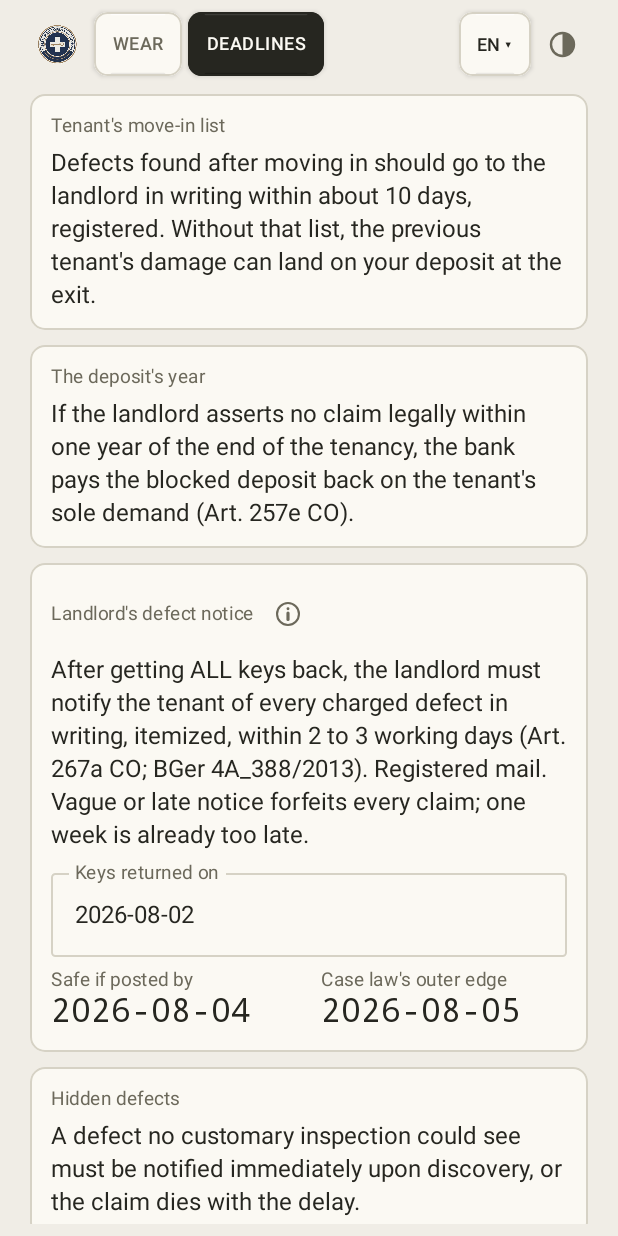
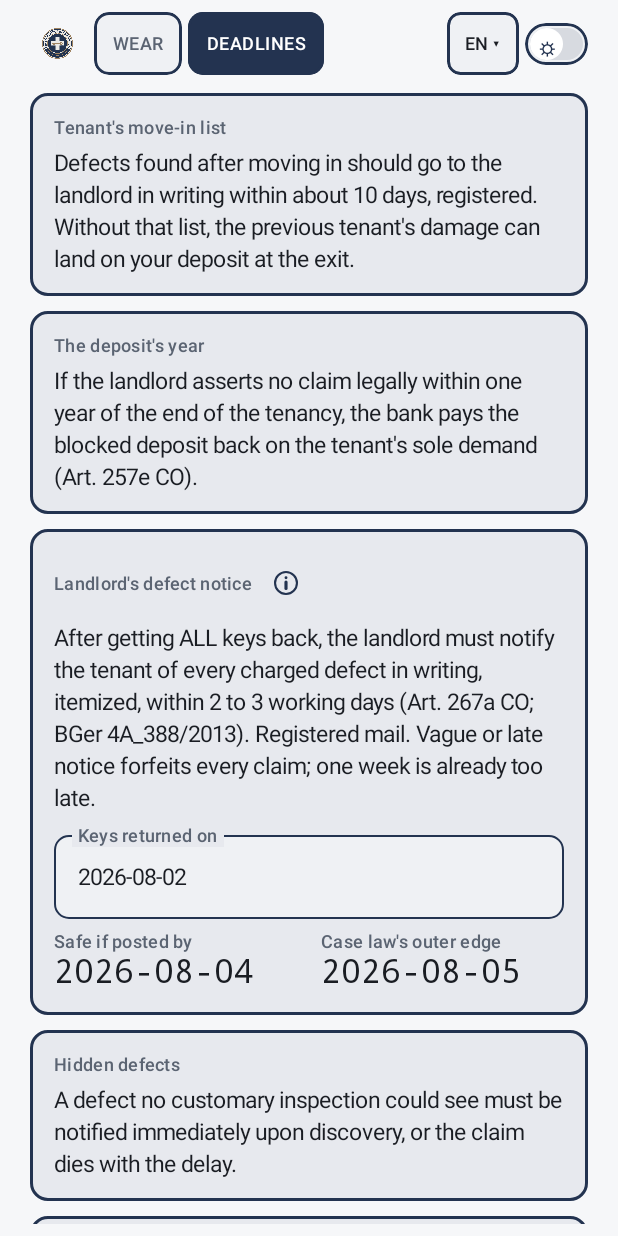
Before and after one commit to alp78/limen, an Android app built with Jetpack Compose: the screen it shows after launch (MainActivity), after a tap on "DEADLINES", on a phone screen of 412 x 824 dp. Run offline under Robolectric (Android 15) with nearby library versions, the phone set to English and light mode, and no system bars; pictures from the network do not load; 3 other taps on this screen came first.

Commit message:
Apply Limen grey and navy redesign

```diff
--- a/app/src/main/java/dev/verso/limen/theme/Theme.kt
+++ b/app/src/main/java/dev/verso/limen/theme/Theme.kt
@@ -19,20 +19,17 @@ import androidx.compose.ui.unit.dp
 import androidx.compose.ui.unit.sp
 
 /**
- * The corridor and the document, almost colourless.
- *
- * A handover happens in an empty flat: plaster walls, bare floors, a paper protocol on a
- * windowsill. Day is ink on warm plaster; night inverts to bone on a dark stairwell.
- * Hierarchy is carried by size and weight, and the one colour is [seal], a deep enamel
- * green, and it means exactly one thing: this part of the record is signed, agreed,
- * settled. A defect is not red and a draft is not grey; only settledness wears colour,
- * because in this instrument the signature is the whole point.
+ * The product palette sampled from the Limen identity system. Both schemes stay neutral
+ * grey, while the mark's navy becomes the consistent outline and action colour.
  */
 @Immutable
 data class LimenColors(
   val plate: Color,
   val plateRaised: Color,
+  val input: Color,
   val plateEdge: Color,
+  val actionOutline: Color,
+  val action: Color,
   /** All lettering. A fact, never a status. */
   val ink: Color,
   val inkDim: Color,
@@ -42,30 +39,54 @@ data class LimenColors(
   val seal: Color,
   /** Lettering on a [seal] fill. */
   val onSeal: Color,
+  val warning: Color,
+  val warningOutline: Color,
+  val danger: Color,
+  val dangerOutline: Color,
+  val disabled: Color,
+  val disabledInk: Color,
   val isDark: Boolean,
 )
 
 val Day = LimenColors(
-  plate = Color(0xFFF0EDE6),
-  plateRaised = Color(0xFFFBF9F3),
-  plateEdge = Color(0xFFD6D2C5),
-  ink = Color(0xFF262620),
-  inkDim = Color(0xFF6C695B),
-  onInk = Color(0xFFFBF9F3),
-  seal = Color(0xFF175E54),
-  onSeal = Color(0xFFFBF9F3),
+  plate = Color(0xFFF6F7F9),
+  plateRaised = Color(0xFFE7E9EE),
+  input = Color(0xFFEFF1F4),
+  plateEdge = Color(0xFFD7DAE0),
+  actionOutline = Color(0xFF233350),
+  action = Color(0xFF233350),
+  ink = Color(0xFF1A1D23),
+  inkDim = Color(0xFF5B6472),
+  onInk = Color.White,
+  seal = Color(0xFF233350),
+  onSeal = Color.White,
+  warning = Color(0xFFFCEBD2),
+  warningOutline = Color(0xFFB26A00),
+  danger = Color(0xFFFDE8E8),
+  dangerOutline = Color(0xFFC94242),
+  disabled = Color(0xFFE7E9EE),
+  disabledInk = Color(0xFFA7ADB8),
   isDark = false,
 )
 
 val Night = LimenColors(
-  plate = Color(0xFF1D1E1A),
-  plateRaised = Color(0xFF272822),
-  plateEdge = Color(0xFF3C3E35),
-  ink = Color(0xFFE9E7DD),
-  inkDim = Color(0xFF9C9A8B),
-  onInk = Color(0xFF1D1E1A),
-  seal = Color(0xFF63BCA6),
-  onSeal = Color(0xFF1D1E1A),
+  plate = Color(0xFF1C1F24),
+  plateRaised = Color(0xFF2A2D33),
+  input = Color(0xFF24272D),
+  plateEdge = Color(0xFF3A3E46),
+  actionOutline = Color(0xFF7C93C4),
+  action = Color(0xFF4863A0),
+  ink = Color(0xFFF2F3F5),
+  inkDim = Color(0xFFA7ADB8),
+  onInk = Color.White,
+  seal = Color(0xFF4863A0),
+  onSeal = Color.White,
+  warning = Color(0xFF3A2D1C),
+  warningOutline = Color(0xFFFFB74D),
+  danger = Color(0xFF3B262A),
+  dangerOutline = Color(0xFFFF7878),
+  disabled = Color(0xFF2A2D33),
+  disabledInk = Color(0xFF5B6472),
   isDark = true,
 )
 
@@ -79,13 +100,13 @@ object Limen {
 private fun LimenColors.toScheme() =
   if (isDark) {
     darkColorScheme(
-      primary = ink,
+      primary = action,
       onPrimary = onInk,
-      primaryContainer = inkDim,
-      onPrimaryContainer = ink,
-      secondary = inkDim,
-      onSecondary = plate,
-      secondaryContainer = plateEdge,
+      primaryContainer = action,
+      onPrimaryContainer = onInk,
+      secondary = actionOutline,
+      onSecondary = ink,
+      secondaryContainer = input,
       onSecondaryContainer = ink,
       tertiary = seal,
       onTertiary = onSeal,
@@ -93,19 +114,19 @@ private fun LimenColors.toScheme() =
       onBackground = ink,
       surface = plateRaised,
       onSurface = ink,
-      surfaceVariant = plateEdge,
+      surfaceVariant = input,
       onSurfaceVariant = inkDim,
-      outline = plateEdge,
+      outline = actionOutline,
     )
   } else {
     lightColorScheme(
-      primary = ink,
+      primary = action,
       onPrimary = onInk,
-      primaryContainer = inkDim,
-      onPrimaryContainer = ink,
-      secondary = inkDim,
-      onSecondary = plateRaised,
-      secondaryContainer = plateEdge,
+      primaryContainer = action,
+      onPrimaryContainer = onInk,
+      secondary = actionOutline,
+      onSecondary = onInk,
+      secondaryContainer = input,
       onSecondaryContainer = ink,
       tertiary = seal,
       onTertiary = onSeal,
@@ -113,58 +134,59 @@ private fun LimenColors.toScheme() =
       onBackground = ink,
       surface = plateRaised,
       onSurface = ink,
-      surfaceVariant = plateEdge,
+      surfaceVariant = input,
       onSurfaceVariant = inkDim,
-      outline = plateEdge,
+      outline = actionOutline,
     )
   }
 
 private val DocumentShapes =
   Shapes(
-    extraSmall = RoundedCornerShape(3.dp),
-    small = RoundedCornerShape(6.dp),
-    medium = RoundedCornerShape(10.dp),
-    large = RoundedCornerShape(14.dp),
-    extraLarge = RoundedCornerShape(18.dp),
+    extraSmall = RoundedCornerShape(6.dp),
+    small = RoundedCornerShape(10.dp),
+    medium = RoundedCornerShape(12.dp),
+    large = RoundedCornerShape(16.dp),
+    extraLarge = RoundedCornerShape(22.dp),
   )
 
 /**
- * Monospace where figures are read against each other: meter readings, key counts, dates,
- * the Zeitwert arithmetic. Sans for prose. A protocol is a document; it should set like one.
+ * Clear sans hierarchy for field work, with monospaced figures where readings and dates need
+ * to line up at a glance.
  */
 private val DocumentTypography =
   Typography(
     displayLarge = TextStyle(
-      fontFamily = FontFamily.Monospace,
-      fontWeight = FontWeight.Light,
-      fontSize = 64.sp,
-      letterSpacing = (-1).sp,
+      fontFamily = FontFamily.SansSerif,
+      fontWeight = FontWeight.Bold,
+      fontSize = 42.sp,
+      letterSpacing = (-0.5).sp,
     ),
     titleMedium = TextStyle(
-      fontFamily = FontFamily.Monospace,
-      fontWeight = FontWeight.SemiBold,
-      fontSize = 18.sp,
+      fontFamily = FontFamily.SansSerif,
+      fontWeight = FontWeight.Bold,
+      fontSize = 21.sp,
     ),
     bodyLarge = TextStyle(
       fontFamily = FontFamily.SansSerif,
-      fontSize = 17.sp,
-      lineHeight = 24.sp,
+      fontSize = 16.sp,
+      lineHeight = 23.sp,
     ),
     bodyMedium = TextStyle(
       fontFamily = FontFamily.SansSerif,
-      fontSize = 16.sp,
-      lineHeight = 22.sp,
+      fontSize = 15.sp,
+      lineHeight = 21.sp,
     ),
     labelLarge = TextStyle(
       fontFamily = FontFamily.SansSerif,
-      fontWeight = FontWeight.SemiBold,
+      fontWeight = FontWeight.Bold,
       fontSize = 13.sp,
-      letterSpacing = 0.6.sp,
+      letterSpacing = 0.3.sp,
     ),
     labelSmall = TextStyle(
       fontFamily = FontFamily.SansSerif,
-      fontSize = 12.5.sp,
-      letterSpacing = 0.4.sp,
+      fontWeight = FontWeight.Medium,
+      fontSize = 12.sp,
+      letterSpacing = 0.2.sp,
     ),
   )
 
--- a/app/src/main/java/dev/verso/limen/ui/AppHeader.kt
+++ b/app/src/main/java/dev/verso/limen/ui/AppHeader.kt
@@ -1,12 +1,12 @@
 package dev.verso.limen.ui
 
-import androidx.compose.foundation.Canvas
 import androidx.compose.foundation.background
 import androidx.compose.foundation.clickable
 import androidx.compose.foundation.layout.Box
 import androidx.compose.foundation.layout.Row
 import androidx.compose.foundation.layout.Spacer
 import androidx.compose.foundation.layout.fillMaxWidth
+import androidx.compose.foundation.layout.height
 import androidx.compose.foundation.layout.padding
 import androidx.compose.foundation.layout.size
 import androidx.compose.foundation.layout.width
@@ -18,9 +18,7 @@ import androidx.compose.runtime.Composable
 import androidx.compose.ui.Alignment
 import androidx.compose.ui.Modifier
 import androidx.compose.ui.draw.clip
-import androidx.compose.ui.geometry.Offset
-import androidx.compose.ui.geometry.Size
-import androidx.compose.ui.graphics.drawscope.Stroke
+import androidx.compose.ui.text.font.FontWeight
 import androidx.compose.ui.unit.dp
 import dev.verso.limen.theme.Limen
 
@@ -55,29 +53,32 @@ private fun ModePill(label: String, active: Boolean, onSelect: () -> Unit) {
   Chip(label, active = active, enabled = !active, onPress = onSelect)
 }
 
-/**
- * Day/night. A half-filled disc: the one glyph that means contrast rather than standing
- * for a sun or a moon, and it stays legible at this size in either scheme.
- */
+/** Compact light/dark switch matching the shared outlined control language. */
 @Composable
 fun ThemeToggle(dark: Boolean, onToggle: () -> Unit) {
-  val ink = Limen.colors.inkDim
-  Canvas(
-    Modifier
-      .size(34.dp)
-      .clip(CircleShape)
-      .clickable(onClick = onToggle)
-      .padding(9.dp)
-  ) {
-    val r = size.minDimension / 2f
-    drawCircle(color = ink, radius = r, style = Stroke(width = 1.6f * density))
-    drawArc(
-      color = ink,
-      startAngle = if (dark) 90f else 270f,
-      sweepAngle = 180f,
-      useCenter = true,
-      topLeft = Offset(center.x - r, center.y - r),
-      size = Size(r * 2, r * 2),
-    )
+  KeySurface(shape = RoundedCornerShape(20.dp), onPress = onToggle) {
+    Box(
+      Modifier
+        .width(42.dp)
+        .height(28.dp)
+        .padding(3.dp)
+        .clip(CircleShape)
+        .background(if (dark) Limen.colors.action else Limen.colors.plateEdge),
+    ) {
+      Box(
+        Modifier
+          .size(22.dp)
+          .align(if (dark) Alignment.CenterEnd else Alignment.CenterStart)
+          .clip(CircleShape)
+          .background(Limen.colors.onInk),
+      ) {
+        Text(
+          if (dark) "☾" else "☼",
+          fontWeight = FontWeight.Bold,
+          color = Limen.colors.actionOutline,
+          modifier = Modifier.align(Alignment.Center),
+        )
+      }
+    }
   }
 }
--- a/app/src/main/java/dev/verso/limen/ui/Components.kt
+++ b/app/src/main/java/dev/verso/limen/ui/Components.kt
@@ -3,7 +3,6 @@ package dev.verso.limen.ui
 import androidx.compose.animation.core.Animatable
 import androidx.compose.animation.core.LinearOutSlowInEasing
 import androidx.compose.animation.core.Spring
-import androidx.compose.animation.core.animateDpAsState
 import androidx.compose.animation.core.animateFloatAsState
 import androidx.compose.animation.core.spring
 import androidx.compose.animation.core.tween
@@ -44,9 +43,7 @@ import androidx.compose.ui.Alignment
 import androidx.compose.ui.Modifier
 import androidx.compose.ui.draw.clip
 import androidx.compose.ui.draw.drawBehind
-import androidx.compose.ui.draw.shadow
 import androidx.compose.ui.geometry.Offset
-import androidx.compose.ui.graphics.Color
 import androidx.compose.ui.graphics.StrokeCap
 import androidx.compose.ui.graphics.drawscope.Stroke
 import androidx.compose.ui.graphics.graphicsLayer
@@ -77,7 +74,7 @@ fun InfoTip(tip: Tip, target: androidx.compose.ui.unit.Dp = 40.dp) {
   val state = rememberTooltipState(isPersistent = true)
   val scope = rememberCoroutineScope()
   val play = rememberTick()
-  val tint = Limen.colors.inkDim
+  val tint = Limen.colors.actionOutline
   val text = tip.lead
   TooltipBox(
     positionProvider =
@@ -153,12 +150,12 @@ fun Revealed(key: Any?, modifier: Modifier = Modifier, content: @Composable () -
   LaunchedEffect(key) {
     progress.animateTo(0f, animationSpec = tween(durationMillis = 700, easing = LinearOutSlowInEasing))
   }
-  val wash = Limen.colors.ink.copy(alpha = 0.09f * progress.value)
-  val edge = Limen.colors.ink.copy(alpha = 0.55f * progress.value)
+  val wash = Limen.colors.actionOutline.copy(alpha = 0.08f * progress.value)
+  val edge = Limen.colors.actionOutline.copy(alpha = 0.60f * progress.value)
   Box(
     modifier
       .fillMaxWidth()
-      .clip(RoundedCornerShape(8.dp))
+      .clip(RoundedCornerShape(12.dp))
       .background(wash)
       .drawBehind {
         // The marker: full height at the start, retracting upward as the wash fades.
@@ -185,9 +182,9 @@ fun Panel(label: String, info: Tip? = null, content: @Composable () -> Unit) {
   Column(
     Modifier
       .fillMaxWidth()
-      .background(Limen.colors.plateRaised, RoundedCornerShape(10.dp))
-      .border(1.dp, Limen.colors.plateEdge, RoundedCornerShape(10.dp))
-      .padding(14.dp)
+      .background(Limen.colors.plateRaised, RoundedCornerShape(12.dp))
+      .border(1.5.dp, Limen.colors.actionOutline, RoundedCornerShape(12.dp))
+      .padding(16.dp)
   ) {
     Row(verticalAlignment = Alignment.CenterVertically) {
       Text(label, style = MaterialTheme.typography.labelSmall, color = Limen.colors.inkDim)
@@ -201,12 +198,7 @@ fun Panel(label: String, info: Tip? = null, content: @Composable () -> Unit) {
   }
 }
 
-/**
- * The pressable surface every key and chip sits on: a softly embossed plate that lifts a
- * hair off the paper, presses down under the finger, and springs back. The emboss is a
- * light inner edge along the top and a shade along the bottom, no gradient anywhere; the
- * press is a scale and the shadow settling, which is what a real key does.
- */
+/** The shared outlined control surface used by every actionable element. */
 @Composable
 fun KeySurface(
   modifier: Modifier = Modifier,
@@ -220,20 +212,21 @@ fun KeySurface(
   val play = rememberTick()
   val interaction = remember { MutableInteractionSource() }
   val pressed by interaction.collectIsPressedAsState()
-  // Stiff and barely bouncy on purpose. The earlier spring took about a third of a second
-  // to settle, and a key still moving when the screen has already changed reads as the app
-  // being slow to answer rather than as the key being springy.
   val scale by animateFloatAsState(
-    targetValue = if (pressed && enabled) 0.955f else 1f,
-    animationSpec = spring(dampingRatio = Spring.DampingRatioLowBouncy, stiffness = Spring.StiffnessHigh),
+    targetValue = if (pressed && enabled) 0.98f else 1f,
+    animationSpec = spring(dampingRatio = Spring.DampingRatioNoBouncy, stiffness = Spring.StiffnessHigh),
     label = "keyScale",
   )
-  val lift by animateDpAsState(
-    targetValue = if (pressed && enabled) 0.dp else 2.dp,
-    animationSpec = spring(dampingRatio = Spring.DampingRatioNoBouncy, stiffness = Spring.StiffnessHigh),
-    label = "keyLift",
-  )
-  val corner = 12f
+  val fill = when {
+    !enabled && !active -> Limen.colors.disabled
+    active -> Limen.colors.action
+    else -> Limen.colors.input
+  }
+  val outline = when {
+    !enabled && !active -> Limen.colors.plateEdge
+    active -> Limen.colors.action
+    else -> Limen.colors.actionOutline
+  }
   Box(
     modifier
       .graphicsLayer {
@@ -241,18 +234,9 @@ fun KeySurface(
         scaleY = scale
         alpha = if (enabled || active) 1f else 0.45f
       }
-      .shadow(lift, shape, clip = false)
       .clip(shape)
-      .background(if (active) Limen.colors.ink else Limen.colors.plateRaised)
-      .border(1.dp, if (active) Limen.colors.ink else Limen.colors.plateEdge, shape)
-      .drawBehind {
-        // The emboss: a light edge where the light lands, a shade where it leaves.
-        val inset = corner * density
-        val hi = if (active) Color.White.copy(alpha = 0.10f) else Color.White.copy(alpha = 0.75f)
-        val lo = if (active) Color.Black.copy(alpha = 0.25f) else Color.Black.copy(alpha = 0.07f)
-        drawLine(hi, Offset(inset, 1.2f * density), Offset(size.width - inset, 1.2f * density), 2f * density, StrokeCap.Round)
-        drawLine(lo, Offset(inset, size.height - 1.2f * density), Offset(size.width - inset, size.height - 1.2f * density), 2f * density, StrokeCap.Round)
-      }
+      .background(fill)
+      .border(1.5.dp, outline, shape)
       .clickable(enabled = enabled, interactionSource = interaction, indication = null) {
         play(tick)
         onPress()
@@ -263,7 +247,7 @@ fun KeySurface(
   }
 }
 
-/** A transport-sized key. Active means engaged: it fills with ink, never with the seal green. */
+/** A transport-sized primary action. */
 @Composable
 fun BigKey(
   label: String,
@@ -277,7 +261,7 @@ fun BigKey(
     modifier,
     active = active,
     enabled = enabled,
-    shape = RoundedCornerShape(14.dp),
+    shape = RoundedCornerShape(12.dp),
     tick = tick,
     onPress = onPress,
   ) {
@@ -295,7 +279,7 @@ fun BigKey(
   }
 }
 
-/** The transport keys' smaller sibling: same plate, room for three in a row. */
+/** The transport keys' smaller sibling, outlined for secondary actions. */
 @Composable
 fun SmallKey(
   label: String,
@@ -304,7 +288,7 @@ fun SmallKey(
   enabled: Boolean = true,
   onPress: () -> Unit,
 ) {
-  KeySurface(modifier, enabled = enabled, shape = RoundedCornerShape(11.dp), tick = tick, onPress = onPress) {
+  KeySurface(modifier, enabled = enabled, shape = RoundedCornerShape(10.dp), tick = tick, onPress = onPress) {
     Text(
       label,
       fontFamily = FontFamily.SansSerif,
@@ -313,7 +297,7 @@ fun SmallKey(
       letterSpacing = 0.4.sp,
       textAlign = TextAlign.Center,
       maxLines = 1,
-      color = Limen.colors.ink,
+      color = if (enabled) Limen.colors.ink else Limen.colors.disabledInk,
       modifier = Modifier.padding(horizontal = 14.dp, vertical = 13.dp),
     )
   }
@@ -334,7 +318,7 @@ fun Chip(
     modifier,
     active = active,
     enabled = enabled,
-    shape = RoundedCornerShape(9.dp),
+    shape = RoundedCornerShape(10.dp),
     tick = tick,
     onPress = onPress,
   ) {
@@ -348,6 +332,7 @@ fun Chip(
       maxLines = 1,
       color = when {
         active -> Limen.colors.onInk
+        !enabled -> Limen.colors.disabledInk
         dim -> Limen.colors.inkDim
         else -> Limen.colors.ink
       },
@@ -422,9 +407,9 @@ fun StepLead(text: String) {
   Row(
     Modifier
       .fillMaxWidth()
-      .background(Limen.colors.plateRaised, RoundedCornerShape(10.dp))
-      .border(1.dp, Limen.colors.plateEdge, RoundedCornerShape(10.dp))
-      .padding(horizontal = 14.dp, vertical = 12.dp),
+      .background(Limen.colors.plateRaised, RoundedCornerShape(12.dp))
+      .border(1.5.dp, Limen.colors.actionOutline, RoundedCornerShape(12.dp))
+      .padding(horizontal = 16.dp, vertical = 14.dp),
   ) {
     Text(
       text,
@@ -466,18 +451,21 @@ fun Field(
     value = value,
     onValueChange = onChange,
     modifier = modifier.fillMaxWidth(),
+    shape = RoundedCornerShape(10.dp),
     singleLine = singleLine,
     label = { Text(label, style = MaterialTheme.typography.labelSmall) },
     placeholder = hint?.let { { Text(it, style = MaterialTheme.typography.bodyMedium, color = Limen.colors.inkDim) } },
     textStyle = MaterialTheme.typography.bodyMedium.copy(color = Limen.colors.ink),
     colors = androidx.compose.material3.OutlinedTextFieldDefaults.colors(
-      focusedBorderColor = Limen.colors.ink,
-      unfocusedBorderColor = Limen.colors.plateEdge,
-      focusedLabelColor = Limen.colors.ink,
+      focusedBorderColor = Limen.colors.actionOutline,
+      unfocusedBorderColor = Limen.colors.actionOutline,
+      focusedLabelColor = Limen.colors.actionOutline,
       unfocusedLabelColor = Limen.colors.inkDim,
-      cursorColor = Limen.colors.ink,
-      focusedContainerColor = Limen.colors.plateRaised,
-      unfocusedContainerColor = Limen.colors.plateRaised,
+      cursorColor = Limen.colors.actionOutline,
+      focusedContainerColor = Limen.colors.input,
+      unfocusedContainerColor = Limen.colors.input,
+      disabledContainerColor = Limen.colors.disabled,
+      disabledTextColor = Limen.colors.disabledInk,
     ),
   )
 }
@@ -520,7 +508,7 @@ fun Stepper(count: Int, onChange: (Int) -> Unit) {
   }
 }
 
-/** A key that stays down. Ink when engaged, as every engaged control in this app is. */
+/** A labelled switch for persistent on/off choices. */
 @Composable
 fun Toggle(
   label: String,
@@ -529,17 +517,37 @@ fun Toggle(
   dense: Boolean = false,
   onPress: () -> Unit,
 ) {
-  KeySurface(modifier, active = on, shape = RoundedCornerShape(9.dp), onPress = onPress) {
+  KeySurface(modifier, shape = RoundedCornerShape(10.dp), onPress = onPress) {
+    Row(
+      Modifier.fillMaxWidth().padding(horizontal = if (dense) 10.dp else 13.dp, vertical = if (dense) 7.dp else 9.dp),
+      verticalAlignment = Alignment.CenterVertically,
+    ) {
       Text(
         label,
         fontFamily = FontFamily.SansSerif,
         fontWeight = FontWeight.Medium,
         fontSize = 12.sp,
-      letterSpacing = 0.3.sp,
-      textAlign = TextAlign.Center,
+        letterSpacing = 0.2.sp,
         maxLines = 1,
-      color = if (on) Limen.colors.onInk else Limen.colors.inkDim,
-      modifier = Modifier.padding(horizontal = if (dense) 10.dp else 13.dp, vertical = 9.dp),
+        color = Limen.colors.ink,
+        modifier = Modifier.weight(1f),
+      )
+      Box(
+        Modifier
+          .width(42.dp)
+          .height(24.dp)
+          .clip(CircleShape)
+          .background(if (on) Limen.colors.action else Limen.colors.plateEdge)
+          .padding(3.dp),
+      ) {
+        Box(
+          Modifier
+            .size(18.dp)
+            .align(if (on) Alignment.CenterEnd else Alignment.CenterStart)
+            .clip(CircleShape)
+            .background(if (on) Limen.colors.onInk else Limen.colors.inkDim),
         )
       }
     }
+  }
+}
--- a/app/src/main/java/dev/verso/limen/ui/DefectEditor.kt
+++ b/app/src/main/java/dev/verso/limen/ui/DefectEditor.kt
@@ -251,7 +251,7 @@ private fun PhotoThumb(vm: LimenViewModel, defectId: String, name: String) {
       Modifier
         .size(84.dp)
         .clip(RoundedCornerShape(8.dp))
-        .border(1.dp, Limen.colors.plateEdge, RoundedCornerShape(8.dp)),
+        .border(1.5.dp, Limen.colors.actionOutline, RoundedCornerShape(10.dp)),
     )
     return
   }
@@ -263,7 +263,7 @@ private fun PhotoThumb(vm: LimenViewModel, defectId: String, name: String) {
       modifier = Modifier
         .size(84.dp)
         .clip(RoundedCornerShape(8.dp))
-        .border(1.dp, Limen.colors.plateEdge, RoundedCornerShape(8.dp)),
+        .border(1.5.dp, Limen.colors.actionOutline, RoundedCornerShape(10.dp)),
     )
     Text(
       "×",
--- a/app/src/main/java/dev/verso/limen/ui/LimenMark.kt
+++ b/app/src/main/java/dev/verso/limen/ui/LimenMark.kt
@@ -9,15 +9,11 @@ import androidx.compose.ui.unit.Dp
 import androidx.compose.ui.unit.dp
 import dev.verso.limen.R
 
-/**
- * The mark: the user's badge, verbatim. A navy seal ringed in gold, LIMEN PACTORUM ET
- * IURIUM around a cross carrying the key, the signed scroll at its foot. The raster is
- * the identity; the launcher icon carries the same art on its paper disc.
- */
+/** The fixed Limen seal, rendered from the supplied vector master. */
 @Composable
 fun LimenMark(size: Dp = 30.dp, modifier: Modifier = Modifier) {
   Image(
-    painter = painterResource(R.drawable.limen_mark),
+    painter = painterResource(R.drawable.limen_logo),
     contentDescription = null,
     modifier = modifier.size(size),
   )
--- a/app/src/main/java/dev/verso/limen/ui/RoleGate.kt
+++ b/app/src/main/java/dev/verso/limen/ui/RoleGate.kt
@@ -54,12 +54,8 @@ fun RoleGate(vm: LimenViewModel, s: Str) {
       verticalArrangement = Arrangement.Center,
     ) {
       Row(Modifier.fillMaxWidth(), horizontalArrangement = Arrangement.Center) {
-        LimenMark(size = 72.dp)
+        LimenMark(size = 96.dp)
       }
-      Spacer(Modifier.height(20.dp))
-      Text(s.welcomeLead, style = MaterialTheme.typography.bodyLarge, color = Limen.colors.ink)
-      Spacer(Modifier.height(14.dp))
-      GuideSteps(s)
       Spacer(Modifier.height(24.dp))
       Row(verticalAlignment = Alignment.CenterVertically) {
         Text(
@@ -70,17 +66,21 @@ fun RoleGate(vm: LimenViewModel, s: Str) {
         )
         InfoTip(s.tipRole())
       }
+      Spacer(Modifier.height(8.dp))
+      Text(s.welcomeLead, style = MaterialTheme.typography.bodyMedium, color = Limen.colors.inkDim)
       Spacer(Modifier.height(14.dp))
       Field(s.profileName, name) { name = it }
-      Spacer(Modifier.height(14.dp))
+      Spacer(Modifier.height(18.dp))
       Column(verticalArrangement = Arrangement.spacedBy(10.dp)) {
-        BigKey(s.role(Role.Tenant).uppercase(), active = true, Modifier.fillMaxWidth()) {
+        BigKey(s.role(Role.Tenant).uppercase(), active = false, Modifier.fillMaxWidth()) {
           vm.chooseRole(Role.Tenant, name)
         }
-        BigKey(s.role(Role.Landlord).uppercase(), active = true, Modifier.fillMaxWidth()) {
+        BigKey(s.role(Role.Landlord).uppercase(), active = false, Modifier.fillMaxWidth()) {
           vm.chooseRole(Role.Landlord, name)
         }
       }
+      Spacer(Modifier.height(18.dp))
+      GuideSteps(s)
       Spacer(Modifier.height(24.dp))
     }
   }
--- a/app/src/main/java/dev/verso/limen/ui/SignPad.kt
+++ b/app/src/main/java/dev/verso/limen/ui/SignPad.kt
@@ -112,7 +112,7 @@ fun SignPadOverlay(
             .aspectRatio(2.1f)
             .clip(RoundedCornerShape(12.dp))
             .background(Color.White)
-            .border(1.dp, Limen.colors.plateEdge, RoundedCornerShape(12.dp))
+            .border(1.5.dp, Limen.colors.actionOutline, RoundedCornerShape(12.dp))
             .pointerInput(Unit) {
               detectDragGestures(
                 onDragStart = { start -> live = listOf(start) },
--- a/app/src/main/res/mipmap-anydpi-v26/ic_launcher.xml
+++ b/app/src/main/res/mipmap-anydpi-v26/ic_launcher.xml
@@ -1,6 +1,6 @@
 <?xml version="1.0" encoding="utf-8"?>
 <adaptive-icon xmlns:android="http://schemas.android.com/apk/res/android">
-    <background android:drawable="@drawable/ic_launcher_art" />
+    <background android:drawable="@drawable/ic_launcher_brand" />
     <foreground android:drawable="@drawable/ic_launcher_clear" />
-    <monochrome android:drawable="@drawable/ic_launcher_monochrome" />
+    <monochrome android:drawable="@drawable/ic_launcher_brand_mono" />
 </adaptive-icon>
--- a/app/src/main/res/mipmap-anydpi-v26/ic_launcher_round.xml
+++ b/app/src/main/res/mipmap-anydpi-v26/ic_launcher_round.xml
@@ -1,6 +1,6 @@
 <?xml version="1.0" encoding="utf-8"?>
 <adaptive-icon xmlns:android="http://schemas.android.com/apk/res/android">
-    <background android:drawable="@drawable/ic_launcher_art" />
+    <background android:drawable="@drawable/ic_launcher_brand" />
     <foreground android:drawable="@drawable/ic_launcher_clear" />
-    <monochrome android:drawable="@drawable/ic_launcher_monochrome" />
+    <monochrome android:drawable="@drawable/ic_launcher_brand_mono" />
 </adaptive-icon>
```
Also changed, not shown: app/src/main/java/dev/verso/limen/ui/FlowScreen.kt (+6 -4 lines), app/src/main/java/dev/verso/limen/ui/HomeScreen.kt (+6 -6 lines), app/src/main/java/dev/verso/limen/ui/ValueScreen.kt (+5 -2 lines), app/src/main/res/drawable-nodpi/ic_launcher_brand.png (added), app/src/main/res/drawable-nodpi/ic_launcher_brand_mono.png (added), app/src/main/res/drawable-nodpi/limen_logo.png (added). Lines whose indentation alone changed are shown as unchanged.
